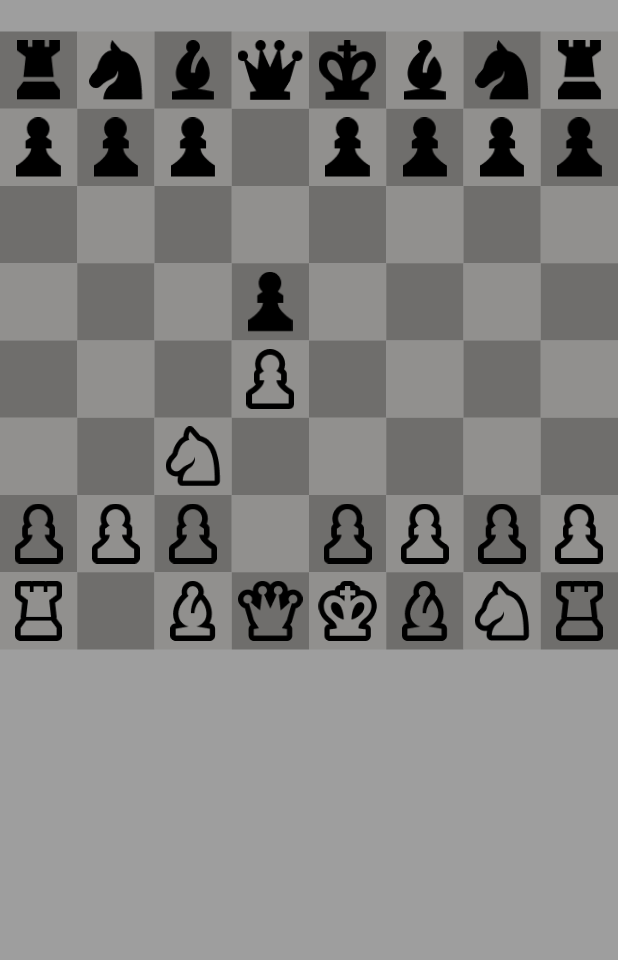
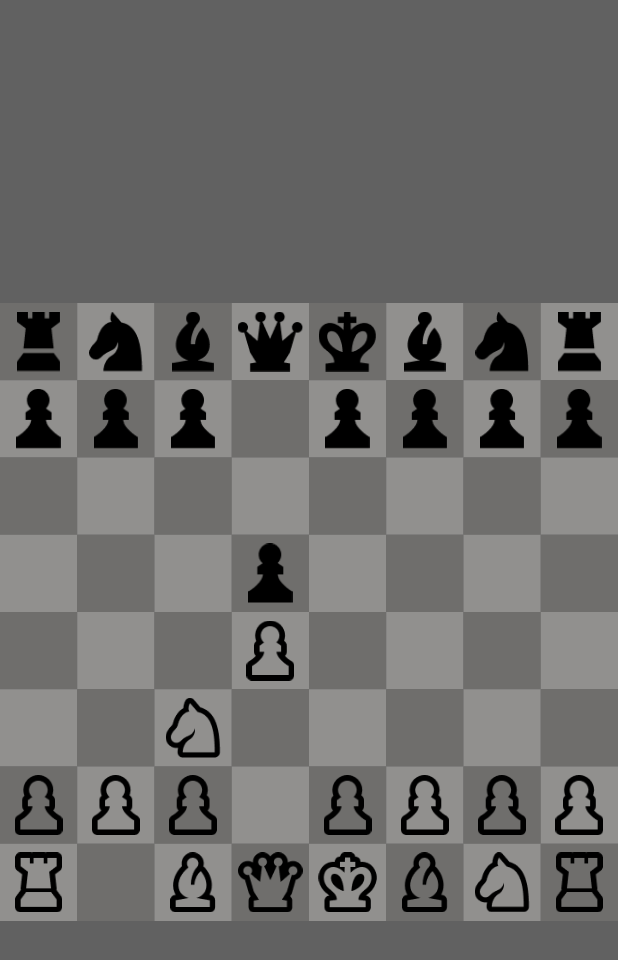
Before and after one commit to cyrilrussehepl/flutter-chess, a Flutter app: the ChessGame screen opened directly with sample values from the repository, on a phone screen of 412 x 824 dp. Shown: the top 960 px of the screen. Run offline on Flutter 3.47's test engine with Material 3 defaults, Android fonts, the phone set to English and light mode, and no system bars; our stand-ins replace cloud_firestore, country_picker, firebase_auth, firebase_core, firebase_storage, image_picker and 2 more; missing offline and left inert: firedart; accounts and stored records are empty.

```diff
--- a/code/projet_chess/lib/screens/game/chess.dart
+++ b/code/projet_chess/lib/screens/game/chess.dart
@@ -161,18 +161,17 @@ class _ChessGameState extends State<ChessGame> {
         checkRealValideMoves(selectedRow, selectedCol, selectedPiece, true);
   }
 
-  List<String?> boardToString(){
-
+  List<String?> boardToString() {
     List<String?> boardString = [];
 
-    for(var pieceList in board){
-      for(ChessPiece? piece in pieceList){
-        if(piece==null) {
+    for (var pieceList in board) {
+      for (ChessPiece? piece in pieceList) {
+        if (piece == null) {
           boardString.add(null);
           continue;
         }
         String pieceLetter;
-        switch(piece.type){
+        switch (piece.type) {
           case ChessPieceType.bishop:
             pieceLetter = 'b';
           case ChessPieceType.knight:
@@ -186,8 +185,7 @@ class _ChessGameState extends State<ChessGame> {
           case ChessPieceType.king:
             pieceLetter = 'k';
         }
-        if(piece.isWhite)
-          pieceLetter = pieceLetter.toUpperCase();
+        if (piece.isWhite) pieceLetter = pieceLetter.toUpperCase();
 
         boardString.add(pieceLetter);
       }
@@ -375,7 +373,8 @@ class _ChessGameState extends State<ChessGame> {
     return candidateMoves;
   }
 
-  List<List<int>> checkRealValideMoves(int row, int col, ChessPiece? piece, bool checkSimulation) {
+  List<List<int>> checkRealValideMoves(
+      int row, int col, ChessPiece? piece, bool checkSimulation) {
     List<List<int>> realValidMoves = [];
     List<List<int>> candidatMoves = checkValideMoves(
       row,
@@ -438,14 +437,14 @@ class _ChessGameState extends State<ChessGame> {
     });
 
     if (isCheckMate(!isWhiteTurn)) {
-      gameState = isWhiteTurn?'white_won':'black_won';
+      gameState = isWhiteTurn ? 'white_won' : 'black_won';
       showDialog(
           context: context,
           builder: (context) => AlertDialog(
                 title: const Text("Check Mate !"),
                 actions: [
                   TextButton(
-                      onPressed: (){
+                      onPressed: () {
                         Navigator.pop(context);
                       },
                       child: const Center(
@@ -462,7 +461,7 @@ class _ChessGameState extends State<ChessGame> {
         gameId: game.gameId,
         playerWhite: game.playerWhite,
         playerBlack: game.playerBlack,
-        currentTurn: isWhiteTurn?'white':'black',
+        currentTurn: isWhiteTurn ? 'white' : 'black',
         gameState: gameState,
         boardState: boardToString(),
         moves: game.moves);
@@ -495,7 +494,8 @@ class _ChessGameState extends State<ChessGame> {
     return false; // King is not in check
   }
 
-  bool simulatedMoveIsSafe(ChessPiece piece, int startRow, int startCol, int endRow, int endCol) {
+  bool simulatedMoveIsSafe(
+      ChessPiece piece, int startRow, int startCol, int endRow, int endCol) {
     // Save the current board state
     ChessPiece? originalDestinationPiece = board[endRow][endCol];
     // If the piece is the king we gonna save the current position and update to the new one
@@ -563,13 +563,11 @@ class _ChessGameState extends State<ChessGame> {
   @override
   Widget build(BuildContext context) {
     return Scaffold(
-      backgroundColor: Colors.grey,
-      body: Column(
-        children: [
-          //check test
-          Text(checkStatus ? "Check" : ""),
-          Expanded(
-            flex: 3,
+      backgroundColor: Colors.grey[700],
+      body: Center(
+        child: SizedBox(
+          width: MediaQuery.of(context).size.width,
+          height: 420,
           child: GridView.builder(
             physics: const NeverScrollableScrollPhysics(),
             gridDelegate: const SliverGridDelegateWithFixedCrossAxisCount(
@@ -596,8 +594,6 @@ class _ChessGameState extends State<ChessGame> {
             },
           ),
         ),
-          Text(checkStatus ? "Check" : ""),
-        ],
       ),
     );
   }
--- a/code/projet_chess/lib/services/games_services.dart
+++ b/code/projet_chess/lib/services/games_services.dart
@@ -63,7 +63,7 @@ class GameService {
         .doc(game.gameId)
         .set(game.toJson());
 
-    if(game.gameState!='onGoing')
+    if(game.gameState!='ongoing')
       UserService.instance.updateGameOver(game.gameId);
   }
 
```
Also changed, not shown: code/dto/lib/game.dart (+0 -8 lines), code/projet_chess/lib/screens/authentication/sign_in.dart (+4 -6 lines), code/projet_chess/lib/services/authentication_services.dart (+18 -18 lines), code/projet_chess/lib/widgets/chess/deadPiece.dart (deleted, +0 -21 lines), 1 other file. Lines whose indentation alone changed are shown as unchanged.
